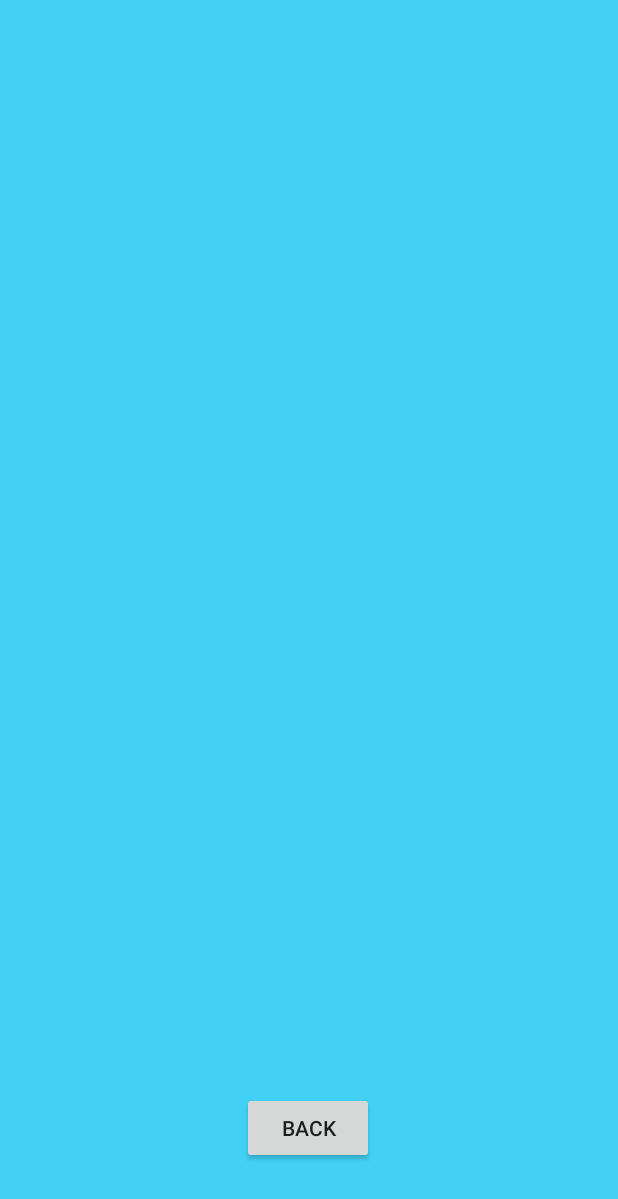
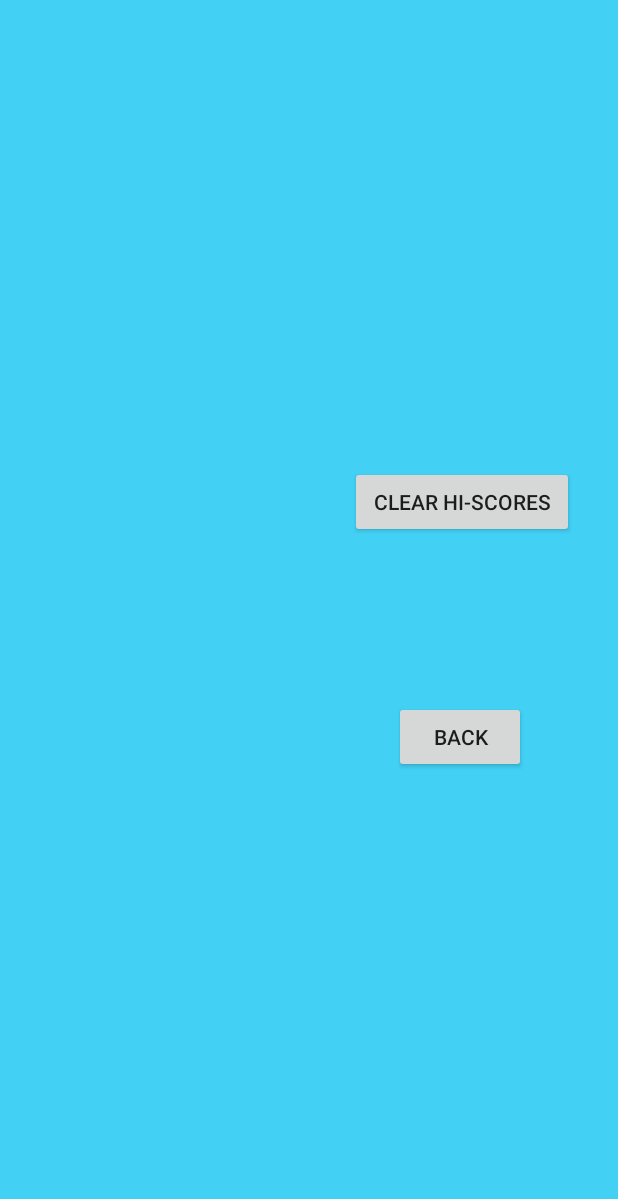
Before and after one commit to ryanegan85/cs441-a7, an Android app: the HiScoresActivity screen opened directly, with no data from a screen before it, on a phone screen of 412 x 824 dp. Shown: the top 1199 px of the screen. Run offline under Robolectric (Android 15) with nearby library versions, the phone set to English and light mode, and no system bars.

Commit message:
Added button on HiScoreActivity to allow user to erase all current stored high scores, clearing them from SharedPreferences.

```diff
--- a/app/src/main/java/edu/binghamton/cs/cs441_a7/HiScoresActivity.java
+++ b/app/src/main/java/edu/binghamton/cs/cs441_a7/HiScoresActivity.java
@@ -9,6 +9,7 @@ import android.support.v7.widget.RecyclerView;
 import android.util.Log;
 import android.view.View;
 import android.widget.Button;
+import android.widget.TextView;
 
 import java.io.BufferedReader;
 import java.io.FileInputStream;
@@ -21,6 +22,8 @@ public class HiScoresActivity extends AppCompatActivity {
     private RecyclerView mRecyclerView;
     private RecyclerView.Adapter mAdapter;
     private HiScoreEntry hiScores;
+    private Button mEraseScores;
+    private TextView mEraseConfirmation;
 
     @Override
     protected void onCreate(Bundle savedInstanceState) {
@@ -47,6 +50,23 @@ public class HiScoresActivity extends AppCompatActivity {
         mRecyclerView.setLayoutManager(new LinearLayoutManager(this));
         mAdapter = new MyAdapter(this, hiScores);
         mRecyclerView.setAdapter(mAdapter);
+
+        mEraseConfirmation = findViewById(R.id.textView2);
+
+        mEraseScores = findViewById(R.id.button8);
+        mEraseScores.setOnClickListener(new View.OnClickListener() {
+            @Override
+            public void onClick(View v) {
+                hiScores = new HiScoreEntry();
+                mAdapter.notifyDataSetChanged();
+                mRecyclerView.setAdapter(mAdapter);
+
+                SharedPreferences.Editor editor = getSharedPreferences("SCORES", MODE_PRIVATE).edit();
+                editor.clear();
+                editor.commit();
+                mEraseConfirmation.setText("Scores cleared! Go back to menu to refresh.");
+            }
+        });
     }
 
     public void openMainActivity() {
--- a/app/src/main/res/layout/activity_hiscores.xml
+++ b/app/src/main/res/layout/activity_hiscores.xml
@@ -10,21 +10,68 @@
         android:id="@+id/button5"
         android:layout_width="wrap_content"
         android:layout_height="wrap_content"
-        android:layout_marginBottom="48dp"
+        android:layout_marginStart="8dp"
+        android:layout_marginLeft="8dp"
+        android:layout_marginTop="8dp"
+        android:layout_marginEnd="8dp"
+        android:layout_marginRight="8dp"
+        android:layout_marginBottom="8dp"
         android:text="Back"
         app:layout_constraintBottom_toBottomOf="parent"
         app:layout_constraintEnd_toEndOf="parent"
-        app:layout_constraintHorizontal_bias="0.498"
-        app:layout_constraintStart_toStartOf="parent" />
+        app:layout_constraintHorizontal_bias="0.827"
+        app:layout_constraintStart_toStartOf="parent"
+        app:layout_constraintTop_toTopOf="parent"
+        app:layout_constraintVertical_bias="0.604" />
 
     <android.support.v7.widget.RecyclerView
         android:id="@+id/myRecyclerView"
         android:layout_width="match_parent"
         android:layout_height="wrap_content"
         android:layout_gravity="center_horizontal"
+        android:layout_marginTop="8dp"
+        android:layout_marginBottom="8dp"
+        app:layout_constraintBottom_toBottomOf="parent"
         app:layout_constraintEnd_toEndOf="parent"
         app:layout_constraintHorizontal_bias="1.0"
         app:layout_constraintStart_toStartOf="parent"
-        app:layout_constraintTop_toTopOf="parent" />
+        app:layout_constraintTop_toTopOf="parent"
+        app:layout_constraintVertical_bias="0.0" />
+
+    <Button
+        android:id="@+id/button8"
+        android:layout_width="149dp"
+        android:layout_height="48dp"
+        android:layout_marginStart="8dp"
+        android:layout_marginLeft="8dp"
+        android:layout_marginTop="8dp"
+        android:layout_marginEnd="8dp"
+        android:layout_marginRight="8dp"
+        android:layout_marginBottom="8dp"
+        android:text="Clear hi-scores"
+        app:layout_constraintBottom_toBottomOf="parent"
+        app:layout_constraintEnd_toEndOf="parent"
+        app:layout_constraintHorizontal_bias="0.914"
+        app:layout_constraintStart_toStartOf="parent"
+        app:layout_constraintTop_toTopOf="parent"
+        app:layout_constraintVertical_bias="0.398" />
+
+    <TextView
+        android:id="@+id/textView2"
+        android:layout_width="129dp"
+        android:layout_height="50dp"
+        android:layout_marginStart="8dp"
+        android:layout_marginLeft="8dp"
+        android:layout_marginTop="8dp"
+        android:layout_marginEnd="8dp"
+        android:layout_marginRight="8dp"
+        android:layout_marginBottom="8dp"
+        android:text=""
+        android:textColor="#000000"
+        app:layout_constraintBottom_toTopOf="@+id/button5"
+        app:layout_constraintEnd_toEndOf="parent"
+        app:layout_constraintHorizontal_bias="0.875"
+        app:layout_constraintStart_toStartOf="parent"
+        app:layout_constraintTop_toBottomOf="@+id/button8" />
 
 </android.support.constraint.ConstraintLayout>
```
